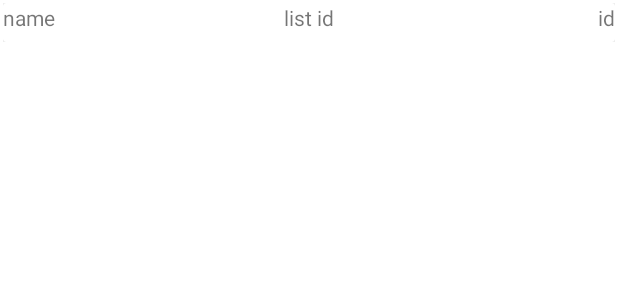
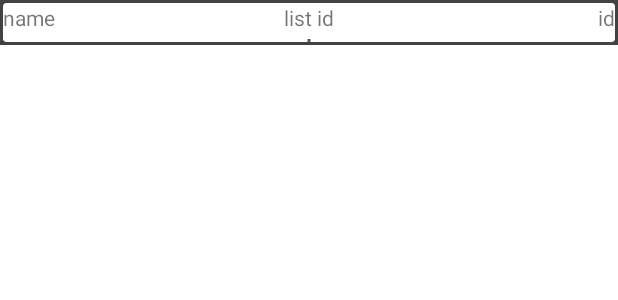
Before and after one commit to Niigokki/InterviewComponents, an Android app: the layout recycler_item_template.xml on its own in the app's theme, with its tools: preview values and no code run, on a phone screen of 412 x 824 dp. Shown: the top 300 px of the screen. Run offline under Robolectric (Android 15) with nearby library versions, the phone set to English and light mode, and no system bars.

Commit message:
refactored my code again, this time focusing on tightening up the formatting and making my comments clearer. also added a small divider to the recycler cards. still want to try and make the UI prettier, perhaps a dark theme?all that really remains is moving some of the logic around to the view model, the dark theme and asssoicated toggle. oh, I also renamed the app (finally)

```diff
--- a/app/src/main/java/com/fetch/interview/SerializedName.kt
+++ /dev/null
@@ -1,3 +0,0 @@
-package com.fetch.interview
-
-annotation class SerializedName(val value: String)
--- a/app/src/main/java/com/fetch/interview/ui/main/MainViewModel.java
+++ b/app/src/main/java/com/fetch/interview/ui/main/MainViewModel.java
@@ -11,7 +11,7 @@ import java.util.List;
 
 public class MainViewModel extends ViewModel {
     private MutableLiveData<List<fetchObject>> jsonCache;
-
+    //TODO bring over json parser, clean it
 
     public LiveData<List<fetchObject>> getObjects() {
         if (jsonCache == null){
@@ -21,6 +21,7 @@ public class MainViewModel extends ViewModel {
     }
     private void loadfromCache()
     {   //cache loading code goes here
+        //including placeholder
 
     }
 }
--- a/app/src/main/res/drawable/recycler_divider.xml
+++ b/app/src/main/res/drawable/recycler_divider.xml
@@ -1,4 +1,11 @@
 <?xml version="1.0" encoding="utf-8"?>
-<selector xmlns:android="http://schemas.android.com/apk/res/android">
+<shape xmlns:android="http://schemas.android.com/apk/res/android"
+    android:shape="rectangle">
 
-</selector>
+    <size
+        android:width="1dp"
+        android:height="1dp" />
+
+    <solid android:color="@color/gray" />
+
+</shape>
--- a/app/src/main/res/layout/recycler_item_template.xml
+++ b/app/src/main/res/layout/recycler_item_template.xml
@@ -3,12 +3,18 @@
     android:layout_width="match_parent"
     android:layout_height="30dp"
     xmlns:app="http://schemas.android.com/apk/res-auto"
+    xmlns:card_view="http://schemas.android.com/tools"
+    android:background="@color/cardview_dark_background"
     android:padding="2dp">
     <androidx.cardview.widget.CardView
         android:layout_width="match_parent"
         android:orientation="horizontal"
         android:layout_gravity="center_horizontal"
-        android:layout_height="match_parent" >
+        android:layout_height="match_parent"
+        card_view:cardCornerRadius="5dp"
+        app:cardElevation="5dp"
+        android:background="@color/cardview_dark_background"
+        >
 
         <TextView
             android:id="@+id/list_id"
@@ -33,6 +39,12 @@
             android:layout_gravity="right"
         android:text="id"
          />
+        <ImageView
+            android:layout_width="match_parent"
+            android:layout_height="2dp"
+            android:src="@drawable/recycler_divider"
+            android:layout_gravity="bottom"
+            />
+    </androidx.cardview.widget.CardView>
 
-    </androidx.cardview.widget.CardView>
 </androidx.appcompat.widget.LinearLayoutCompat>
--- a/app/src/main/res/values/colors.xml
+++ b/app/src/main/res/values/colors.xml
@@ -6,5 +6,6 @@
     <color name="teal_200">#FF03DAC5</color>
     <color name="teal_700">#FF018786</color>
     <color name="black">#FF000000</color>
+    <color name="gray">#53595D</color>
     <color name="white">#FFFFFFFF</color>
 </resources>
--- a/app/src/main/res/values/strings.xml
+++ b/app/src/main/res/values/strings.xml
@@ -1,3 +1,3 @@
 <resources>
-    <string name="app_name">blahblahblah</string>
+    <string name="app_name">JSON Parsing to RecyclerView</string>
 </resources>
```
Also changed, not shown: app/src/main/java/com/fetch/interview/MainActivity.java (+56 -50 lines), app/src/main/java/com/fetch/interview/fetchObject.java (+11 -13 lines), app/src/main/java/com/fetch/interview/ui/main/MainFragment.java (+6 -41 lines), app/src/main/java/com/fetch/interview/ui/main/RecyclerAdapter.java (+0 -9 lines).
